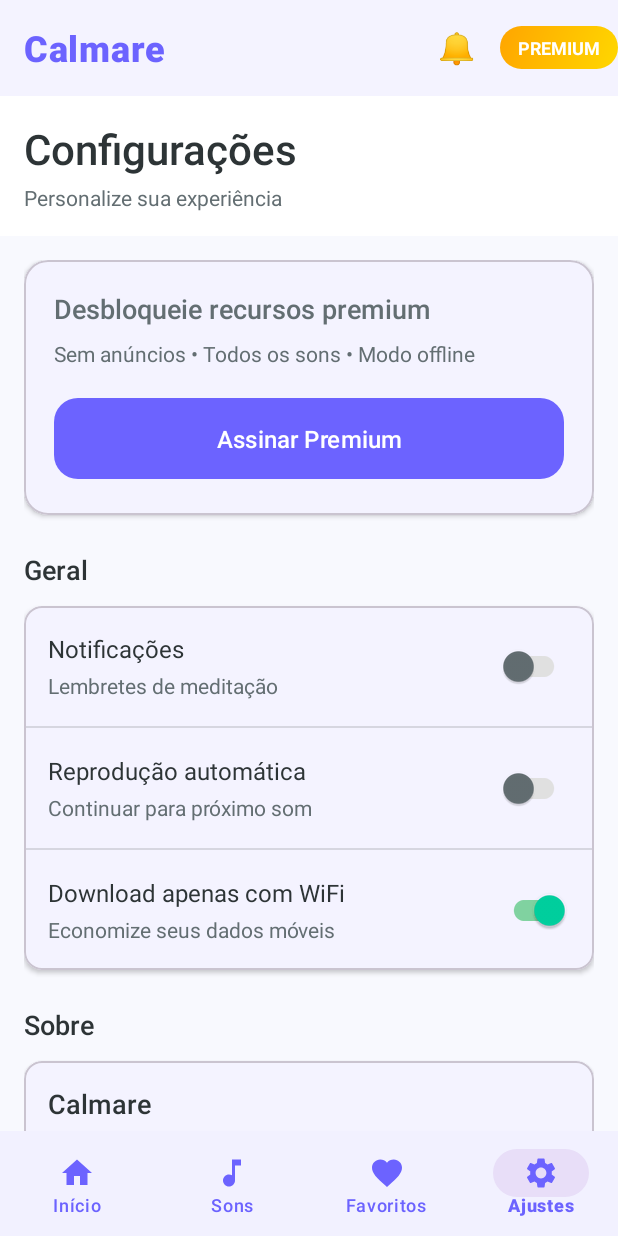
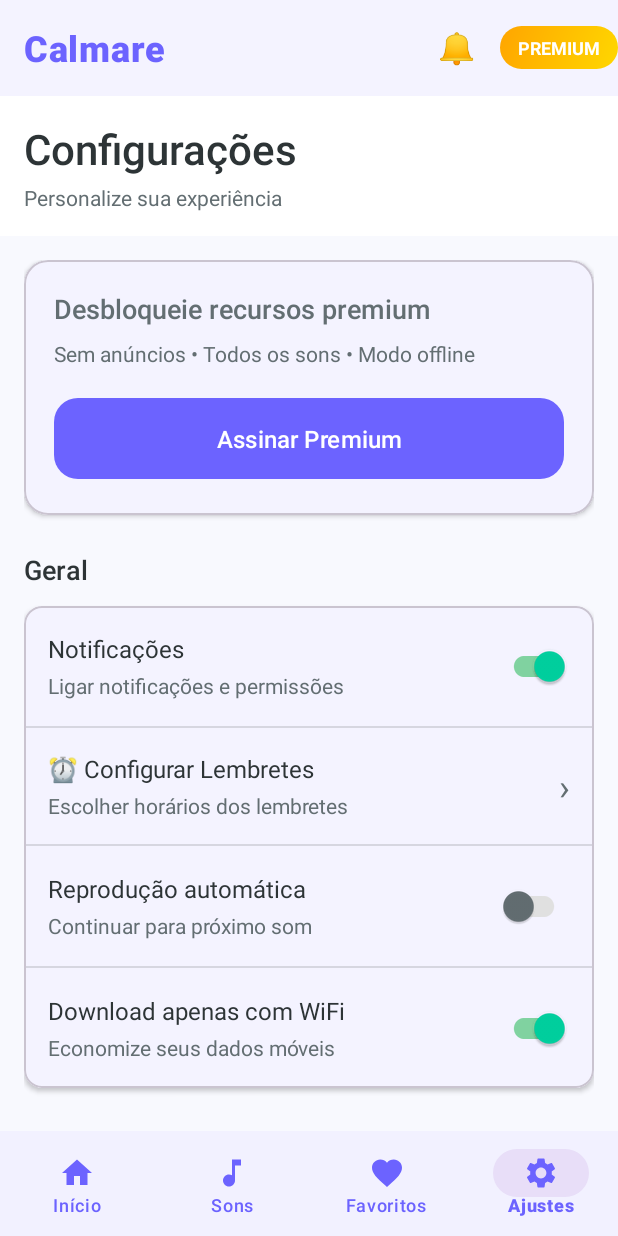
Before and after one commit to vandersonbraz/projeto-android, an Android app: the screen it shows after launch (MainActivity), item 4 of the bottom bar chosen, on a phone screen of 412 x 824 dp. Run offline under Robolectric (Android 15) with nearby library versions, the phone set to English and light mode, and no system bars; our stand-ins replace AdMob; libraries missing offline, so code that uses them is left out: com.android.billingclient; pictures from the network do not load; 5 statements that could not run were skipped.

Commit message:
v1.1: Atualização do sistema de lembretes e notificações
MUDANÇAS NO BADGE DO SINO:
- Texto alterado de "Meditações Perdidas" para "Meditações"
- Mensagem centralizada, mantém contador (N)
- Mantém mensagem de horário embaixo

MUDANÇAS NAS CONFIGURAÇÕES:
- Botão "Notificações": apenas liga/desliga notificações e pede permissões
- Novo botão "⏰ Configurar Lembretes": gerencia horários de meditação
- Separação clara de responsabilidades

ARQUIVOS MODIFICADOS:
- MainActivity.kt: usa string "meditations" em vez de "missed_meditations"
- SettingsFragment.kt: lógica separada para notificações e lembretes
- fragment_settings.xml: novo botão "Configure Reminders"
- strings.xml: novas strings "meditations", "configure_reminders", etc.

NOVO ZIP: Calmare-App-v1.1-REMINDERS-UPDATE.zip (132KB)

```diff
--- a/CalmareApp/app/src/main/java/com/calmare/app/ui/MainActivity.kt
+++ b/CalmareApp/app/src/main/java/com/calmare/app/ui/MainActivity.kt
@@ -117,7 +117,7 @@ class MainActivity : AppCompatActivity() {
 
         if (missedList.isEmpty()) {
             AlertDialog.Builder(this)
-                .setTitle(getString(R.string.missed_meditations))
+                .setTitle(getString(R.string.meditations))
                 .setMessage(getString(R.string.no_missed_meditations))
                 .setPositiveButton("OK", null)
                 .show()
@@ -129,7 +129,7 @@ class MainActivity : AppCompatActivity() {
         }.toTypedArray()
 
         AlertDialog.Builder(this)
-            .setTitle("${getString(R.string.missed_meditations)} (${missedList.size})")
+            .setTitle("${getString(R.string.meditations)} (${missedList.size})")
             .setItems(items, null)
             .setPositiveButton("Limpar Tudo") { _, _ ->
                 badgeManager.clearAllMissedMeditations()
--- a/CalmareApp/app/src/main/res/layout/fragment_settings.xml
+++ b/CalmareApp/app/src/main/res/layout/fragment_settings.xml
@@ -138,7 +138,7 @@
                                 android:layout_width="wrap_content"
                                 android:layout_height="wrap_content"
                                 android:layout_marginTop="4dp"
-                                android:text="Lembretes de meditação"
+                                android:text="@string/setting_notifications_desc"
                                 android:textAppearance="@style/TextAppearance.Calmare.Caption" />
 
                         </LinearLayout>
@@ -149,6 +149,49 @@
                             android:layout_height="wrap_content"
                             app:thumbTint="@color/switch_thumb_color"
                             app:trackTint="@color/switch_track_color" />
+
+                    </LinearLayout>
+
+                    <!-- Configure Reminders -->
+                    <LinearLayout
+                        android:id="@+id/btn_configure_reminders"
+                        android:layout_width="match_parent"
+                        android:layout_height="wrap_content"
+                        android:orientation="horizontal"
+                        android:padding="16dp"
+                        android:gravity="center_vertical"
+                        android:clickable="true"
+                        android:focusable="true"
+                        android:background="?attr/selectableItemBackground">
+
+                        <LinearLayout
+                            android:layout_width="0dp"
+                            android:layout_height="wrap_content"
+                            android:layout_weight="1"
+                            android:orientation="vertical">
+
+                            <TextView
+                                android:layout_width="wrap_content"
+                                android:layout_height="wrap_content"
+                                android:text="@string/configure_reminders"
+                                android:textAppearance="@style/TextAppearance.Calmare.Body"
+                                android:textColor="@color/text_primary" />
+
+                            <TextView
+                                android:layout_width="wrap_content"
+                                android:layout_height="wrap_content"
+                                android:layout_marginTop="4dp"
+                                android:text="@string/setting_configure_reminders_desc"
+                                android:textAppearance="@style/TextAppearance.Calmare.Caption" />
+
+                        </LinearLayout>
+
+                        <TextView
+                            android:layout_width="wrap_content"
+                            android:layout_height="wrap_content"
+                            android:text="›"
+                            android:textSize="24sp"
+                            android:textColor="@color/text_secondary" />
 
                     </LinearLayout>
 
--- a/CalmareApp/app/src/main/res/values/strings.xml
+++ b/CalmareApp/app/src/main/res/values/strings.xml
@@ -127,8 +127,12 @@
     <string name="error_generic">Ocorreu um erro. Tente novamente.</string>
     <string name="reminder_scheduled">✅ Lembrete agendado para %1$s</string>
     <string name="reminders_activated">✅ Lembretes ativados!\n🌅 8h  |  ☀️ 12h  |  🌙 20h</string>
+    <string name="meditations">Meditações</string>
     <string name="missed_meditations">Meditações Perdidas</string>
     <string name="no_missed_meditations">Nenhuma meditação perdida! 😊</string>
+    <string name="configure_reminders">⏰ Configurar Lembretes</string>
+    <string name="setting_notifications_desc">Ligar notificações e permissões</string>
+    <string name="setting_configure_reminders_desc">Escolher horários dos lembretes</string>
 
     <!-- Privacy & Terms (Base text - você deve expandir) -->
     <string name="privacy_policy_text">POLÍTICA DE PRIVACIDADE\n\nSua privacidade é importante para nós.\n\n[Adicione aqui o texto completo da política de privacidade]</string>
```
Also changed, not shown: CalmareApp/app/src/main/java/com/calmare/app/ui/fragments/SettingsFragment.kt (+85 -29 lines), 2 other files.
